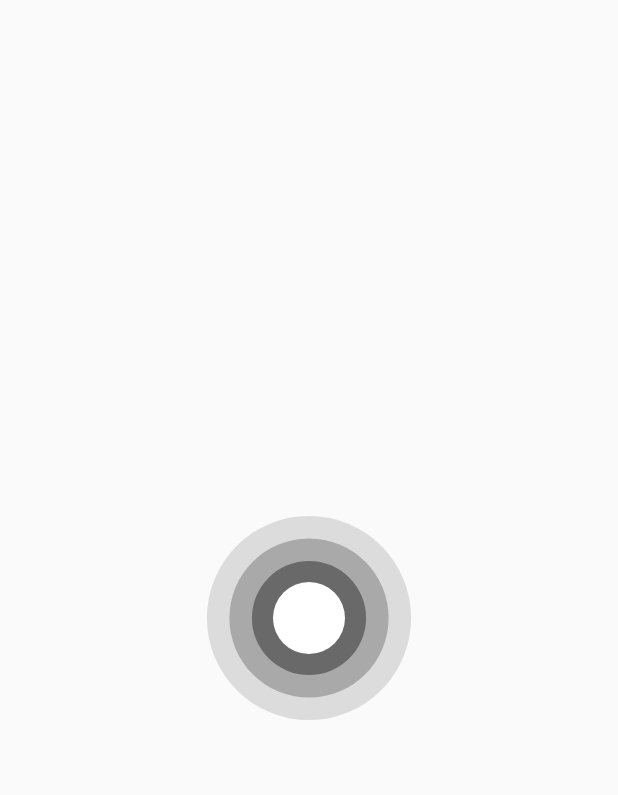
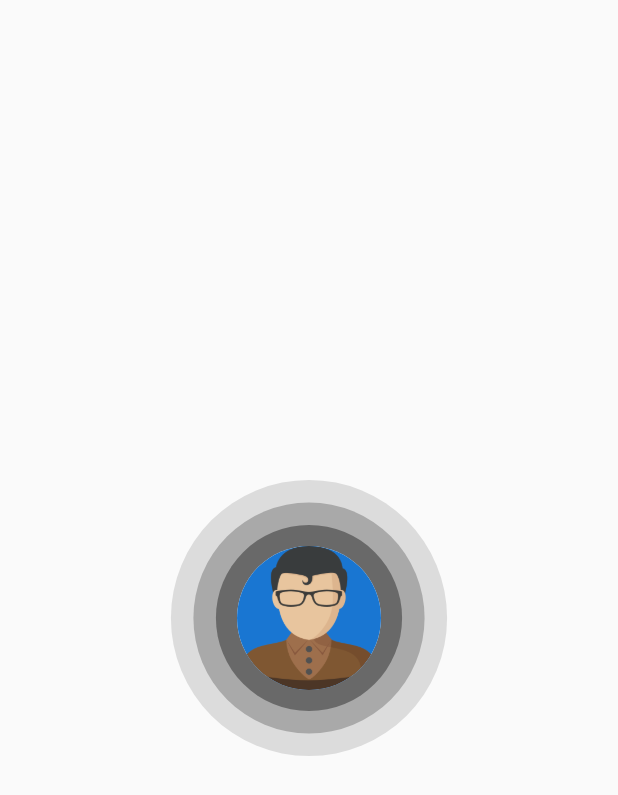
Before and after one commit to imujtaba8488/im_animations, a Flutter app: the screen it shows after launch, on a phone screen of 412 x 824 dp. Shown: the top 795 px of the screen. Run offline on Flutter 3.47's test engine with Material 2 defaults, Android fonts, the phone set to English and light mode, and no system bars.

Commit message:
Finished working with ColorSonar. Added documentation

```diff
--- a/lib/main.dart
+++ b/lib/main.dart
@@ -26,13 +26,18 @@ class Homepage extends StatelessWidget {
   Widget build(BuildContext context) {
     return Scaffold(
       body: SafeArea(
-        child: Center(
-          child: ColorSonar(
-              // wavesDisabled: true,
-              // waveMotion: WaveMotion.synced,
-              // waveMotionEffect: Curves.bounceOut,
-              // duration: Duration(seconds: 5),
-              ),
+        child: ColorSonar(
+          // wavesDisabled: true,
+          // waveMotion: WaveMotion.synced,
+          contentAreaRadius: 48.0,
+          waveFall: 15.0,
+          // waveMotionEffect: Curves.elasticIn,
+          waveMotion: WaveMotion.synced,
+          // duration: Duration(seconds: 5),
+          child: CircleAvatar(
+            radius: 48.0,
+            backgroundImage: AssetImage('assets/avatars/man.png'),
+          ),
         ),
       ),
     );
--- a/lib/src/color_sonar.dart
+++ b/lib/src/color_sonar.dart
@@ -4,13 +4,13 @@ class ColorSonar extends StatefulWidget {
   /// The radius of the content area.
   final double contentAreaRadius;
 
-  /// Determines how far the waves should fall away from the content area.
+  /// Determines how far the waves should transmit away from the content area.
   final double waveFall;
 
-  /// Determines the motion of waves while they fall away from the content area.
+  /// Determines the motion of waves while they transmit away from the content area.
   final WaveMotion waveMotion;
 
-  /// The effect to apply to the motion of waves while they fall away from the content area.
+  /// The effect to apply to the motion of waves while they transmit away from the content area.
   final Curve waveMotionEffect;
 
   /// Determines how fast or slow the waves should transmit.
@@ -54,14 +54,14 @@ class ColorSonar extends StatefulWidget {
 
 class _ColorSonarState extends State<ColorSonar>
     with SingleTickerProviderStateMixin {
-  AnimationController animationController;
+  AnimationController _animationController;
 
   @override
   Widget build(BuildContext context) {
     return Container(
       child: CustomPaint(
         painter: _ColorSonarPainter(
-          animationController: animationController,
+          animationController: _animationController,
           contentAreaRadius: widget.contentAreaRadius,
           waveFall: widget.waveFall,
           waveMotion: widget.waveMotion,
@@ -83,7 +83,7 @@ class _ColorSonarState extends State<ColorSonar>
   void initState() {
     super.initState();
 
-    animationController = AnimationController(
+    _animationController = AnimationController(
       vsync: this,
       duration: widget.duration,
     )..addListener(() {
@@ -93,11 +93,12 @@ class _ColorSonarState extends State<ColorSonar>
 
   @override
   void dispose() {
+    _animationController.dispose();
     super.dispose();
-    animationController.dispose();
   }
 }
 
+/// The painter responsible for drawing the ColorSonar waves.
 class _ColorSonarPainter extends CustomPainter {
   final AnimationController animationController;
   final double contentAreaRadius;
@@ -137,19 +138,20 @@ class _ColorSonarPainter extends CustomPainter {
   @override
   void paint(Canvas canvas, Size size) {
     if (!wavesDisabled) {
-      initAnimations();
+      _initAnimations();
 
       // The draw order here matters.
-      drawWave(canvas, size, _outerWaveAnimation.value, outerWaveColor);
-      drawWave(canvas, size, _middleWaveAnimation.value, middleWaveColor);
-      drawWave(canvas, size, _innerWaveAnimation.value, innerWaveColor);
+      _drawWave(canvas, size, _outerWaveAnimation.value, outerWaveColor);
+      _drawWave(canvas, size, _middleWaveAnimation.value, middleWaveColor);
+      _drawWave(canvas, size, _innerWaveAnimation.value, innerWaveColor);
     }
 
     // Must be drawn last.
-    drawWave(canvas, size, contentAreaRadius, contentAreaColor);
+    _drawWave(canvas, size, contentAreaRadius, contentAreaColor);
   }
 
-  void drawWave(Canvas canvas, Size size, double radius, Color color) {
+  /// Draws a wave with the given values.
+  void _drawWave(Canvas canvas, Size size, double radius, Color color) {
     canvas.drawCircle(
       Offset(size.width / 2.0, size.height / 2.0),
       radius,
@@ -157,7 +159,8 @@ class _ColorSonarPainter extends CustomPainter {
     );
   }
 
-  void initAnimations() {
+  /// Initializes the animations.
+  void _initAnimations() {
     if (!wavesDisabled) animationController.repeat();
 
     double innerStart = contentAreaRadius;
@@ -194,6 +197,9 @@ class _ColorSonarPainter extends CustomPainter {
       case WaveMotion.smooth:
         return Interval(0.0, 0.25, curve: waveMotionEffect);
 
+      case WaveMotion.blink:
+        return Interval(0.9, 1.0, curve: waveMotionEffect);
+
       default:
         return Interval(0.0, 1.0, curve: waveMotionEffect);
     }
@@ -206,6 +212,9 @@ class _ColorSonarPainter extends CustomPainter {
 
       case WaveMotion.smooth:
         return Interval(0.25, 0.50, curve: waveMotionEffect);
+
+      case WaveMotion.blink:
+        return Interval(0.5, 0.6, curve: waveMotionEffect);
 
       default:
         return Interval(0.0, 1.0, curve: waveMotionEffect);
@@ -220,11 +229,15 @@ class _ColorSonarPainter extends CustomPainter {
       case WaveMotion.smooth:
         return Interval(0.50, 0.75, curve: waveMotionEffect);
 
+      case WaveMotion.blink:
+        return Interval(0.0, 0.1, curve: waveMotionEffect);
+
       default:
         return Interval(0.0, 1.0, curve: waveMotionEffect);
     }
   }
 
+  /// Creates the animation with the given values.
   Animation _createAnimation({
     double begin = 0.0,
     double end = 1.0,
@@ -242,8 +255,17 @@ class _ColorSonarPainter extends CustomPainter {
   bool shouldRepaint(_ColorSonarPainter oldDelegate) => true;
 }
 
+/// Defines the motion in which the waves should transmit.
 enum WaveMotion {
+  /// Waves are transmitted immediately one after the other.
   smooth,
+
+  /// Waves are transmitted shortly one after the other.
   stepped,
+
+  /// Waves are transmitted synchronously.
   synced,
+
+  /// Waves are transmitted intermittently, resembling an eye blink.
+  blink,
 }
--- a/pubspec.yaml
+++ b/pubspec.yaml
@@ -20,3 +20,4 @@ flutter:
   uses-material-design: true
   assets:
     - assets/stamp.jpeg
+    - assets/avatars/
```
Also changed, not shown: 1 other file.
